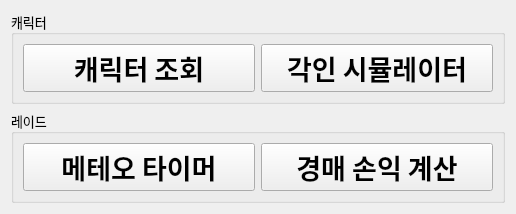
The window that loatools.ui (Wseop/Qt_LoaTools) describes before a commit, drawn with Qt 5.
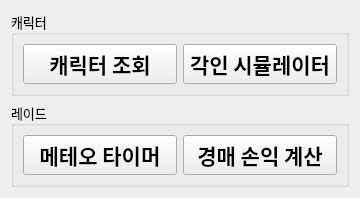
The same window after the commit.

Patch:
```diff
--- a/loatools.ui
+++ b/loatools.ui
@@ -6,8 +6,8 @@
    <rect>
     <x>0</x>
     <y>0</y>
-    <width>516</width>
-    <height>168</height>
+    <width>360</width>
+    <height>156</height>
    </rect>
   </property>
   <property name="windowTitle">
@@ -32,7 +32,7 @@
         <property name="font">
          <font>
           <family>나눔스퀘어 네오 ExtraBold</family>
-          <pointsize>20</pointsize>
+          <pointsize>16</pointsize>
           <bold>true</bold>
          </font>
         </property>
@@ -46,7 +46,7 @@
         <property name="font">
          <font>
           <family>나눔스퀘어 네오 ExtraBold</family>
-          <pointsize>20</pointsize>
+          <pointsize>16</pointsize>
           <bold>true</bold>
          </font>
         </property>
@@ -75,7 +75,7 @@
         <property name="font">
          <font>
           <family>나눔스퀘어 네오 ExtraBold</family>
-          <pointsize>20</pointsize>
+          <pointsize>16</pointsize>
           <bold>true</bold>
          </font>
         </property>
@@ -89,7 +89,7 @@
         <property name="font">
          <font>
           <family>나눔스퀘어 네오 ExtraBold</family>
-          <pointsize>20</pointsize>
+          <pointsize>16</pointsize>
           <bold>true</bold>
          </font>
         </property>
```
